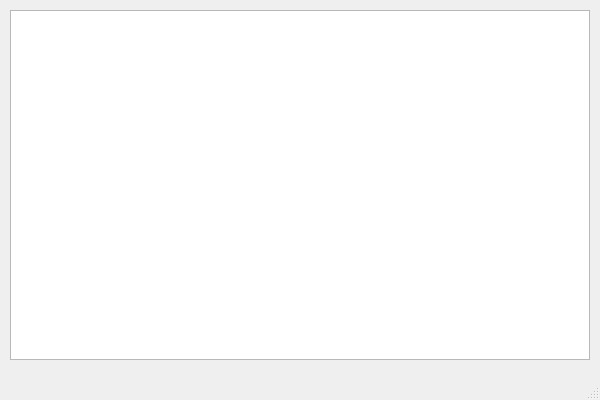
The window that main.ui (zyf2021/espresso) describes before a commit, drawn with Qt 5.
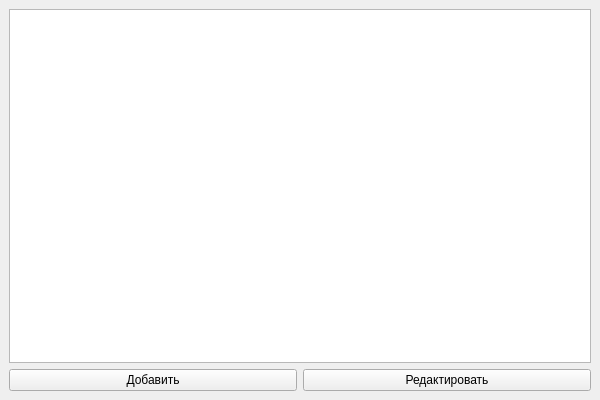
The same window after the commit.

What changed in the file:
```diff
--- a/main.ui
+++ b/main.ui
@@ -14,18 +14,29 @@
    <string>Кофе</string>
   </property>
   <widget class="QWidget" name="centralwidget">
-   <widget class="QTableWidget" name="tableWidget">
-    <property name="geometry">
-     <rect>
-      <x>10</x>
-      <y>10</y>
-      <width>580</width>
-      <height>350</height>
-     </rect>
-    </property>
-   </widget>
+   <layout class="QVBoxLayout" name="verticalLayout">
+    <item>
+     <widget class="QTableWidget" name="tableWidget"/>
+    </item>
+    <item>
+     <layout class="QHBoxLayout" name="horizontalLayout">
+      <item>
+       <widget class="QPushButton" name="addButton">
+        <property name="text">
+         <string>Добавить</string>
+        </property>
+       </widget>
+      </item>
+      <item>
+       <widget class="QPushButton" name="editButton">
+        <property name="text">
+         <string>Редактировать</string>
+        </property>
+       </widget>
+      </item>
+     </layout>
+    </item>
+   </layout>
   </widget>
-  <widget class="QMenuBar" name="menubar"/>
-  <widget class="QStatusBar" name="statusbar"/>
  </widget>
 </ui>
```
Left out of the diff: 5 changed lines with no effect on the pictures.
